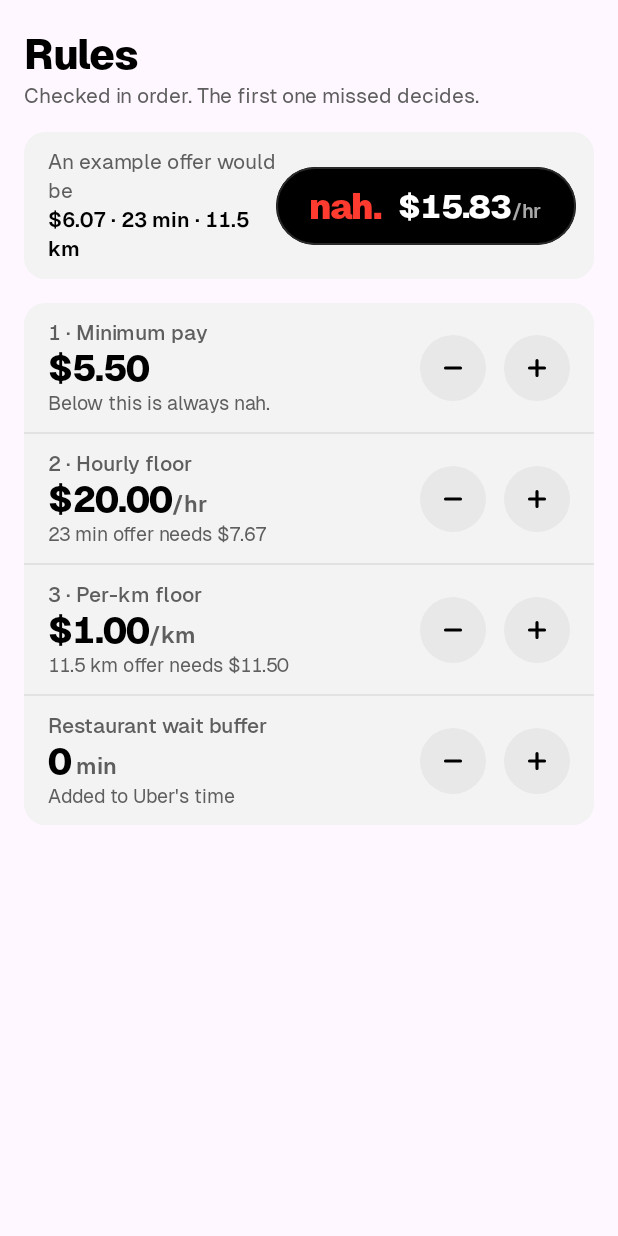
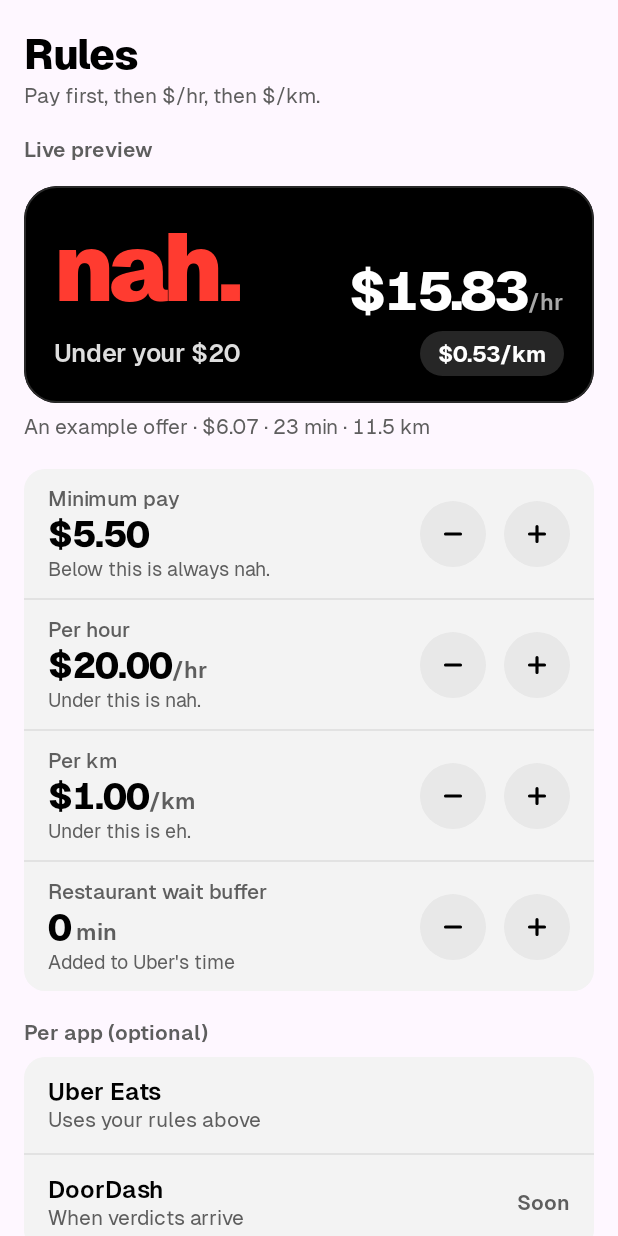
Before and after one commit to ejricahuerta/nah-meter, an Android app built with Jetpack Compose: the composable ThresholdsScreen shown on its own in the app's theme, on a phone screen of 412 x 824 dp. Run offline under Robolectric (Android 15) with nearby library versions, the phone set to English and light mode, and no system bars; our stand-ins replace Room's generated code.

Commit message:
History by day with filters; Rules with a live verdict card
From the nah.meter app screens.

History:
- Offers are grouped by day ("Today · Wed, Oct 28 - 4 offers · avg
  $x/hr"), each row "$9.40 · 22 min · 6.8 km" over "4:12 PM · $25.64/hr ·
  $1.38/km" with its verdict chip; tap for the details sheet as before.
- A verdict filter (All, bet, eh, nah) and "No offers match these
  filters." when it finds none.
- Export is a button beside the title; Clear log stays at the foot.
- Today's summary card is gone: Home has today's numbers now.
- No app filter yet: every logged offer is Uber's, so it would filter
  nothing. It comes with a second app's offers.

Rules:
- A live preview: the real verdict card, scored with the rules below as
  they change, on the last offer read (else the last logged, else the
  example).
- Minimum pay (+/- $0.25), Per hour (+/- $1) and Per km (+/- $0.05) with
  fixed hints; the restaurant wait buffer stays.
- "Per app (optional)": Uber Eats uses the rules above, DoorDash "Soon".

Co-Authored-By: Claude Sonnet 5.5 <noreply@anthropic.com>
Claude-Session: https://claude.ai/code/session_01TiDzUYuTi6UT6GJNauTudv

```diff
--- a/app/src/main/java/dev/edmel/offerchecker/ui/ThresholdsScreen.kt
+++ b/app/src/main/java/dev/edmel/offerchecker/ui/ThresholdsScreen.kt
@@ -60,56 +60,45 @@ fun ThresholdsScreen(settings: AppSettings, modifier: Modifier = Modifier) {
 
     Column(
         modifier.fillMaxWidth().verticalScroll(rememberScrollState()).padding(ScreenPadding),
-        verticalArrangement = Arrangement.spacedBy(16.dp),
+        verticalArrangement = Arrangement.spacedBy(20.dp),
     ) {
         Column(verticalArrangement = Arrangement.spacedBy(4.dp)) {
             Text("Rules", style = Nah.title.copy(color = c.ink))
-            Text("Checked in order. The first one missed decides.", style = Nah.style(14.sp, 400, 20.sp, color = c.inkMuted))
+            Text("Pay first, then $/hr, then $/km.", style = Nah.style(14.sp, 400, 20.sp, color = c.inkMuted))
         }
 
-        Row(
-            Modifier.fillMaxWidth().clip(RoundedCornerShape(14.dp)).background(c.surface)
-                .padding(start = 16.dp, end = 12.dp, top = 12.dp, bottom = 12.dp)
-                .semantics(mergeDescendants = true) {
-                    contentDescription = "${if (isExample) "An example offer" else "Your last offer"} would be " +
-                        "${NahCopy.word(preview.verdict)} $${preview.hourly} per hour"
-                },
-            verticalAlignment = Alignment.CenterVertically,
-        ) {
+        // The real verdict card, scored with the rules below as they change.
+        Column(verticalArrangement = Arrangement.spacedBy(8.dp)) {
+            SectionLabel("Live preview")
+            VerdictCard(
+                preview.verdict, preview.hourly?.let { "$${it.toPlainString()}" }, NahCopy.cardReason(preview, t),
+                spoken = NahCopy.spoken(preview, t), kmChip = NahCopy.kmChip(preview),
+            )
             Text(
-                buildAnnotatedString {
-                    append(if (isExample) "An example offer would be\n" else "Your last offer would be\n")
-                    withStyle(SpanStyle(color = c.ink, fontWeight = FontWeight.W600)) {
-                        append("$${sample.pay.toPlainString()} · ${sample.minutes} min · ${sample.km.toPlainString()} km")
-                    }
-                },
-                style = Nah.style(14.sp, 400, 19.sp, color = c.inkMuted),
-                modifier = Modifier.weight(1f),
+                (if (isExample) "An example offer" else "Your last offer") +
+                    " · $${sample.pay.toPlainString()} · ${sample.minutes} min · ${sample.km.toPlainString()} km",
+                style = Nah.style(14.sp, 400, 20.sp, color = c.inkMuted),
             )
-            VerdictPill(preview.verdict, preview.hourly?.let { "$${it.toPlainString()}" })
         }
 
         NahGroup {
             ThresholdField(
-                "1 · Minimum pay", money(t.minPay), null, "Below this is always nah.",
-                "Decrease minimum pay by $0.50", "Increase minimum pay by $0.50",
-                { scope.launch { repo.setMinPay(step(t.minPay, "-0.50", "0", "50")) } },
-                { scope.launch { repo.setMinPay(step(t.minPay, "0.50", "0", "50")) } },
-            )
-            NahDivider()
-            val mins = sample.minutes + t.waitBufferMin
-            ThresholdField(
-                "2 · Hourly floor", money(t.minHourly), "/hr",
-                "$mins min offer needs ${money(t.minHourly * BigDecimal(mins) / BigDecimal(60))}",
-                "Decrease hourly floor by $0.50", "Increase hourly floor by $0.50",
-                { scope.launch { repo.setMinHourly(step(t.minHourly, "-0.50", "5", "80")) } },
-                { scope.launch { repo.setMinHourly(step(t.minHourly, "0.50", "5", "80")) } },
+                "Minimum pay", money(t.minPay), null, "Below this is always nah.",
+                "Decrease minimum pay by $0.25", "Increase minimum pay by $0.25",
+                { scope.launch { repo.setMinPay(step(t.minPay, "-0.25", "0", "50")) } },
+                { scope.launch { repo.setMinPay(step(t.minPay, "0.25", "0", "50")) } },
             )
             NahDivider()
             ThresholdField(
-                "3 · Per-km floor", money(t.minPerKm), "/km",
-                "${sample.km.toPlainString()} km offer needs ${money(t.minPerKm * sample.km)}",
-                "Decrease per-km floor by $0.05", "Increase per-km floor by $0.05",
+                "Per hour", money(t.minHourly), "/hr", "Under this is nah.",
+                "Decrease per hour by $1", "Increase per hour by $1",
+                { scope.launch { repo.setMinHourly(step(t.minHourly, "-1", "5", "80")) } },
+                { scope.launch { repo.setMinHourly(step(t.minHourly, "1", "5", "80")) } },
+            )
+            NahDivider()
+            ThresholdField(
+                "Per km", money(t.minPerKm), "/km", "Under this is eh.",
+                "Decrease per km by $0.05", "Increase per km by $0.05",
                 { scope.launch { repo.setMinPerKm(step(t.minPerKm, "-0.05", "0", "5")) } },
                 { scope.launch { repo.setMinPerKm(step(t.minPerKm, "0.05", "0", "5")) } },
             )
@@ -121,6 +110,17 @@ fun ThresholdsScreen(settings: AppSettings, modifier: Modifier = Modifier) {
                 { scope.launch { repo.setWaitBuffer((t.waitBufferMin + 1).coerceIn(0, 30)) } },
             )
         }
+
+        Column {
+            SectionLabel("Per app (optional)")
+            NahGroup {
+                NahRow("Uber Eats", "Uses your rules above")
+                NahDivider()
+                NahRow("DoorDash", "When verdicts arrive") {
+                    Text("Soon", style = Nah.style(14.sp, 600, 20.sp, color = c.inkMuted))
+                }
+            }
+        }
     }
 }
 
```
Also changed, not shown: app/src/main/java/dev/edmel/offerchecker/ui/LogScreen.kt (+53 -84 lines), 1 other file.
